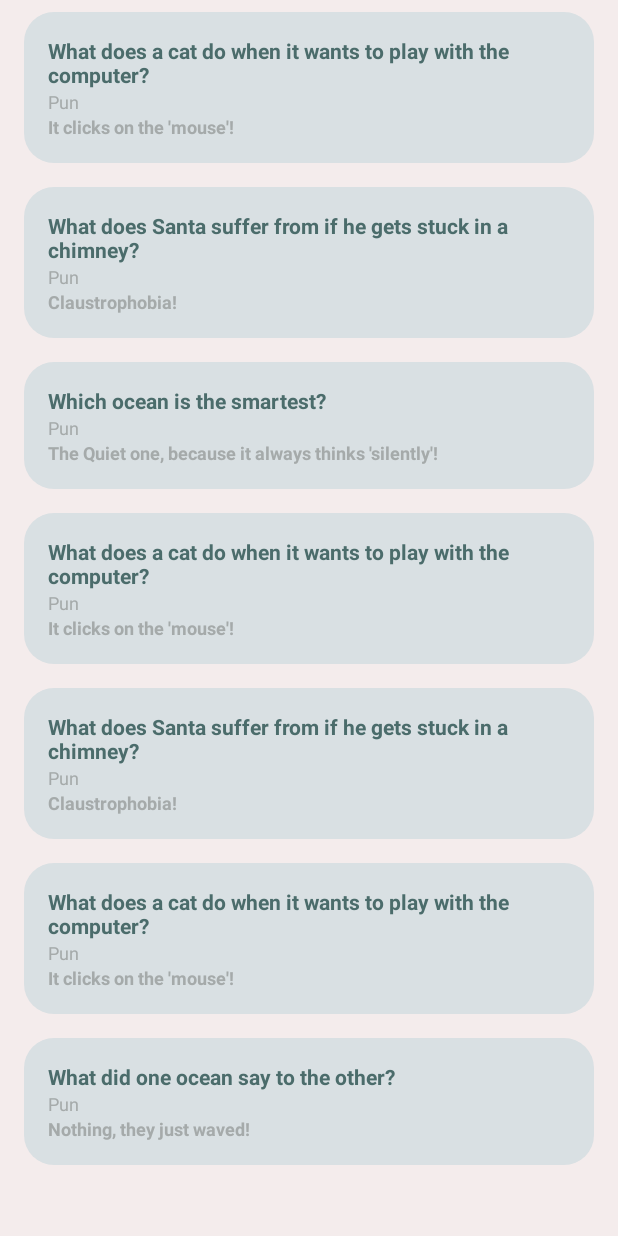
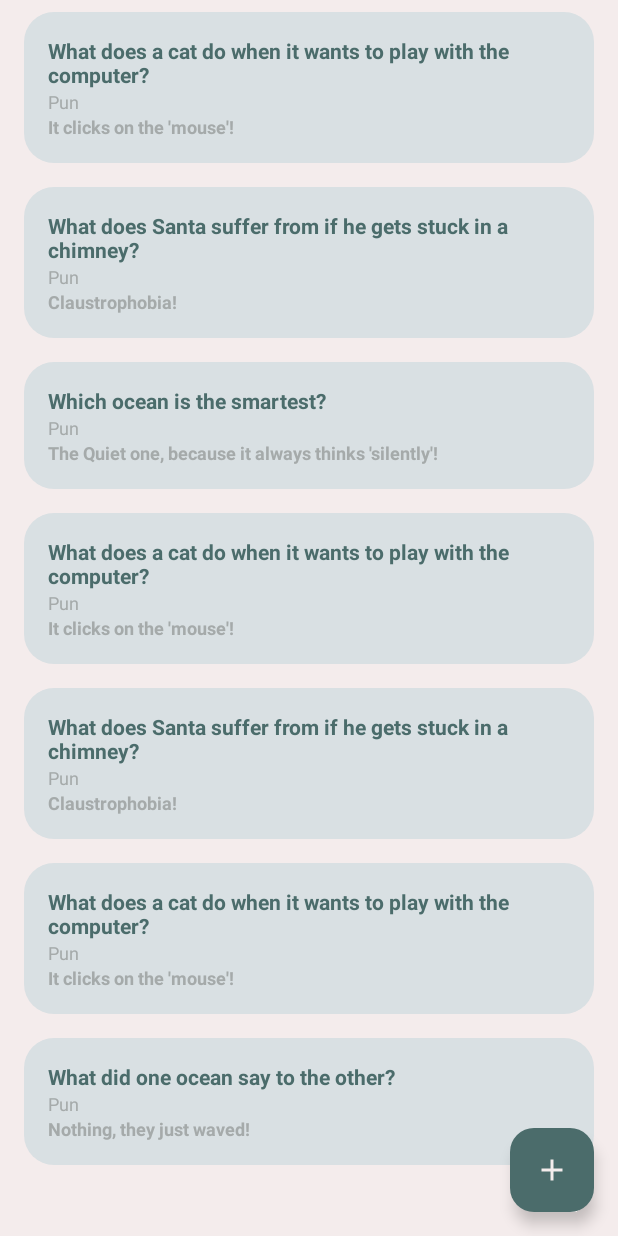
Before and after one commit to Kristal1ik/JokeApp, an Android app: the screen it shows after launch (MainActivity), on a phone screen of 412 x 824 dp. Run offline under Robolectric (Android 15) with nearby library versions, the phone set to English and light mode, and no system bars.

Commit message:
add(FloatingActionButton): ui

```diff
--- a/app/src/main/res/layout/fragment_joke_list.xml
+++ b/app/src/main/res/layout/fragment_joke_list.xml
@@ -1,11 +1,9 @@
 <?xml version="1.0" encoding="utf-8"?>
-<androidx.constraintlayout.widget.ConstraintLayout
-    xmlns:android="http://schemas.android.com/apk/res/android"
+<androidx.constraintlayout.widget.ConstraintLayout xmlns:android="http://schemas.android.com/apk/res/android"
     xmlns:app="http://schemas.android.com/apk/res-auto"
     xmlns:tools="http://schemas.android.com/tools"
     android:layout_width="match_parent"
     android:layout_height="match_parent">
-
 
     <androidx.recyclerview.widget.RecyclerView
         android:id="@+id/recyclerview"
@@ -20,4 +18,18 @@
         app:layout_constraintTop_toTopOf="parent"
         tools:listitem="@layout/joke_item" />
 
+    <com.google.android.material.floatingactionbutton.FloatingActionButton
+        android:id="@+id/add_action_button"
+        android:layout_width="wrap_content"
+        android:layout_height="wrap_content"
+        android:layout_gravity="end|bottom"
+        android:layout_margin="16dp"
+        android:contentDescription="@string/add_a_joke"
+        android:src="@drawable/vector_add"
+        app:backgroundTint="@color/header"
+        app:layout_constraintBottom_toBottomOf="parent"
+        app:layout_constraintEnd_toEndOf="parent"
+        app:rippleColor="@color/text"
+        app:tint="@color/background"
+        tools:ignore="MissingConstraints" />
 </androidx.constraintlayout.widget.ConstraintLayout>
```
